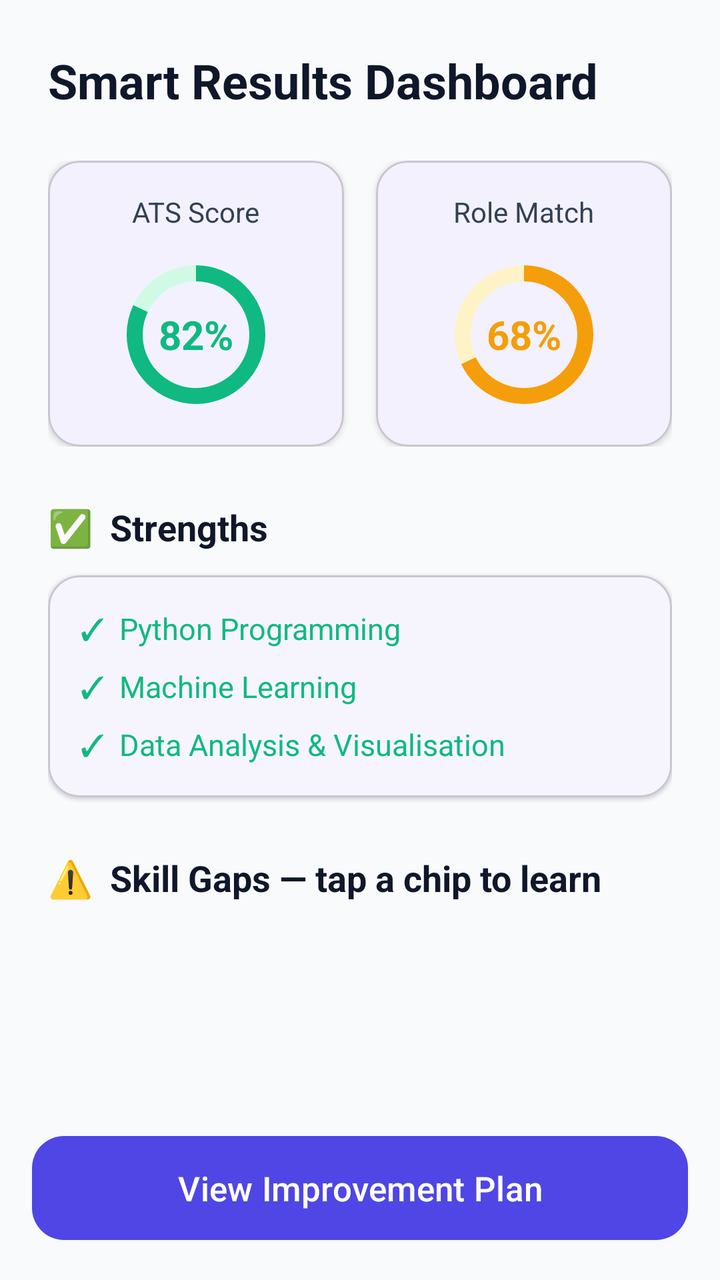
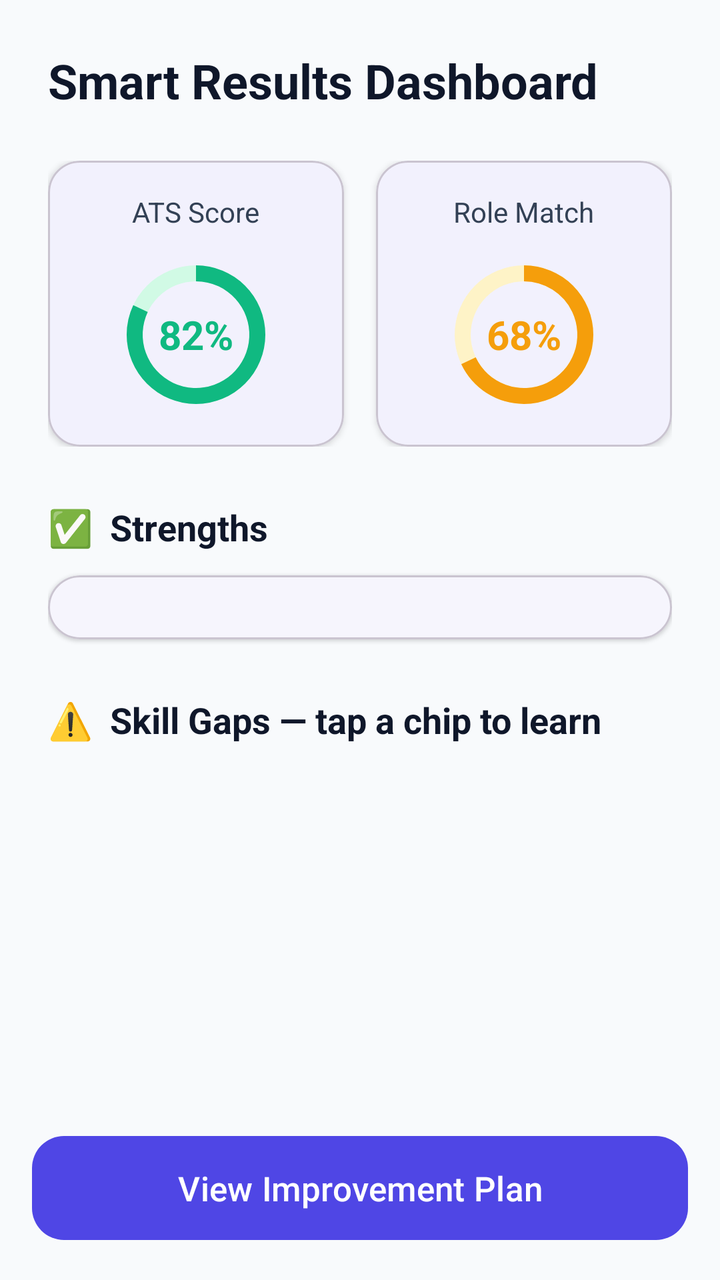

The first picture is an Android layout as it rendered before a commit; the second is the same layout after the commit. The layout source and the unified diff follow.
<!-- AndroidManifest.xml: application theme Theme.SkillSync -->
<!-- res/layout/fragment_results.xml -->
<?xml version="1.0" encoding="utf-8"?>
<androidx.constraintlayout.widget.ConstraintLayout xmlns:android="http://schemas.android.com/apk/res/android"
    xmlns:app="http://schemas.android.com/apk/res-auto"
    android:layout_width="match_parent"
    android:layout_height="match_parent"
    android:background="@color/background_gray">

    <ScrollView
        android:layout_width="match_parent"
        android:layout_height="match_parent"
        android:paddingBottom="80dp"
        android:clipToPadding="false">

        <LinearLayout
            android:layout_width="match_parent"
            android:layout_height="wrap_content"
            android:orientation="vertical"
            android:padding="24dp">

            <TextView
                android:id="@+id/tvResultsTitle"
                android:layout_width="wrap_content"
                android:layout_height="wrap_content"
                android:text="Smart Results Dashboard"
                android:textSize="24sp"
                android:textStyle="bold"
                android:textColor="@color/text_primary_dark" />

            <LinearLayout
                android:id="@+id/layoutScores"
                android:layout_width="match_parent"
                android:layout_height="wrap_content"
                android:orientation="horizontal"
                android:layout_marginTop="24dp">

                <com.google.android.material.card.MaterialCardView
                    android:layout_width="0dp"
                    android:layout_height="wrap_content"
                    android:layout_weight="1"
                    android:layout_marginEnd="8dp"
                    app:cardCornerRadius="16dp"
                    app:cardElevation="2dp">

                    <LinearLayout
                        android:layout_width="match_parent"
                        android:layout_height="wrap_content"
                        android:orientation="vertical"
                        android:gravity="center"
                        android:padding="16dp">

                        <TextView
                            android:layout_width="wrap_content"
                            android:layout_height="wrap_content"
                            android:text="ATS Score"
                            android:textColor="@color/text_secondary" />

                        <FrameLayout
                            android:layout_width="80dp"
                            android:layout_height="80dp"
                            android:layout_marginTop="12dp">

                            <ProgressBar
                                android:id="@+id/pbAts"
                                style="?android:attr/progressBarStyleHorizontal"
                                android:layout_width="match_parent"
                                android:layout_height="match_parent"
                                android:progressDrawable="@drawable/circular_progress_bar"
                                android:max="100"
                                android:progress="82" />

                            <TextView
                                android:id="@+id/tvAtsScore"
                                android:layout_width="wrap_content"
                                android:layout_height="wrap_content"
                                android:text="82%"
                                android:textSize="20sp"
                                android:textStyle="bold"
                                android:textColor="@color/success_green"
                                android:layout_gravity="center" />
                        </FrameLayout>
                    </LinearLayout>
                </com.google.android.material.card.MaterialCardView>

                <com.google.android.material.card.MaterialCardView
                    android:layout_width="0dp"
                    android:layout_height="wrap_content"
                    android:layout_weight="1"
                    android:layout_marginStart="8dp"
                    app:cardCornerRadius="16dp"
                    app:cardElevation="2dp">

                    <LinearLayout
                        android:layout_width="match_parent"
                        android:layout_height="wrap_content"
                        android:orientation="vertical"
                        android:gravity="center"
                        android:padding="16dp">

                        <TextView
                            android:layout_width="wrap_content"
                            android:layout_height="wrap_content"
                            android:text="Role Match"
                            android:textColor="@color/text_secondary" />

                        <FrameLayout
                            android:layout_width="80dp"
                            android:layout_height="80dp"
                            android:layout_marginTop="12dp">

                            <ProgressBar
                                android:id="@+id/pbRoleMatch"
                                style="?android:attr/progressBarStyleHorizontal"
                                android:layout_width="match_parent"
                                android:layout_height="match_parent"
                                android:progressDrawable="@drawable/circular_progress_bar_warning"
                                android:max="100"
                                android:progress="68" />

                            <TextView
                                android:id="@+id/tvRoleMatch"
                                android:layout_width="wrap_content"
                                android:layout_height="wrap_content"
                                android:text="68%"
                                android:textSize="20sp"
                                android:textStyle="bold"
                                android:textColor="@color/warning_amber"
                                android:layout_gravity="center" />
                        </FrameLayout>
                    </LinearLayout>
                </com.google.android.material.card.MaterialCardView>
            </LinearLayout>

            <TextView
                android:layout_width="wrap_content"
                android:layout_height="wrap_content"
                android:text="✅  Strengths"
                android:textSize="18sp"
                android:textStyle="bold"
                android:textColor="@color/text_primary_dark"
                android:layout_marginTop="28dp" />

            <com.google.android.material.card.MaterialCardView
                android:layout_width="match_parent"
                android:layout_height="wrap_content"
                android:layout_marginTop="12dp"
                app:cardCornerRadius="16dp"
                app:cardElevation="1dp">

                <LinearLayout
                    android:layout_width="match_parent"
                    android:layout_height="wrap_content"
                    android:orientation="vertical"
                    android:padding="16dp">

                    <TextView
                        android:layout_width="wrap_content"
                        android:layout_height="wrap_content"
                        android:text="✓  Python Programming"
                        android:textSize="15sp"
                        android:textColor="@color/success_green"
                        android:layout_marginBottom="8dp" />

                    <TextView
                        android:layout_width="wrap_content"
                        android:layout_height="wrap_content"
                        android:text="✓  Machine Learning"
                        android:textSize="15sp"
                        android:textColor="@color/success_green"
                        android:layout_marginBottom="8dp" />

                    <TextView
                        android:layout_width="wrap_content"
                        android:layout_height="wrap_content"
                        android:text="✓  Data Analysis &amp; Visualisation"
                        android:textSize="15sp"
                        android:textColor="@color/success_green" />
                </LinearLayout>
            </com.google.android.material.card.MaterialCardView>

            <TextView
                android:layout_width="wrap_content"
                android:layout_height="wrap_content"
                android:text="⚠️  Skill Gaps — tap a chip to learn"
                android:textSize="18sp"
                android:textStyle="bold"
                android:textColor="@color/text_primary_dark"
                android:layout_marginTop="28dp" />

            <com.google.android.material.chip.ChipGroup
                android:id="@+id/chipGroupGaps"
                android:layout_width="match_parent"
                android:layout_height="wrap_content"
                android:layout_marginTop="12dp"
                app:chipSpacingVertical="8dp" />

        </LinearLayout>
    </ScrollView>

    <com.google.android.material.button.MaterialButton
        android:id="@+id/btnImprovementPlan"
        android:layout_width="match_parent"
        android:layout_height="60dp"
        android:layout_margin="16dp"
        android:text="View Improvement Plan"
        android:textAllCaps="false"
        android:textSize="17sp"
        app:cornerRadius="16dp"
        app:backgroundTint="@color/primary"
        app:layout_constraintBottom_toBottomOf="parent"
        app:layout_constraintStart_toStartOf="parent"
        app:layout_constraintEnd_toEndOf="parent" />

</androidx.constraintlayout.widget.ConstraintLayout>
<!-- resources referenced by this layout -->
<resources>
  <color name="background_gray">#F8FAFC</color>
  <color name="primary">#4F46E5</color>
  <color name="success_green">#10B981</color>
  <color name="text_primary_dark">#0F172A</color>
  <color name="text_secondary">#334155</color>
  <color name="warning_amber">#F59E0B</color>
  <!-- drawable circular_progress_bar (drawable) -->
  <?xml version="1.0" encoding="utf-8"?>
  <layer-list xmlns:android="http://schemas.android.com/apk/res/android">
      <item>
          <shape
              android:shape="ring"
              android:thicknessRatio="10"
              android:useLevel="false">
              <solid android:color="#D1FAE5" /> 
          </shape>
      </item>
      <item>
          <rotate
              android:fromDegrees="270"
              android:toDegrees="270">
              <shape
                  android:shape="ring"
                  android:thicknessRatio="10"
                  android:useLevel="true">
                  <solid android:color="#10B981" /> 
              </shape>
          </rotate>
      </item>
  </layer-list>
  <!-- drawable circular_progress_bar_warning (drawable) -->
  <?xml version="1.0" encoding="utf-8"?>
  <layer-list xmlns:android="http://schemas.android.com/apk/res/android">
      <item>
          <shape
              android:shape="ring"
              android:thicknessRatio="10"
              android:useLevel="false">
              <solid android:color="#FEF3C7" /> 
          </shape>
      </item>
      <item>
          <rotate
              android:fromDegrees="270"
              android:toDegrees="270">
              <shape
                  android:shape="ring"
                  android:thicknessRatio="10"
                  android:useLevel="true">
                  <solid android:color="#F59E0B" /> 
              </shape>
          </rotate>
      </item>
  </layer-list>
  <style name="Theme.SkillSync" parent="Base.Theme.SkillSync" />
  <style name="Base.Theme.SkillSync" parent="Theme.Material3.DayNight.NoActionBar">
          <item name="colorPrimary">@color/primary</item>
          <item name="colorPrimaryVariant">@color/primary_variant</item>
          <item name="colorOnPrimary">@color/white</item>
          <item name="colorSecondary">@color/secondary</item>
          <item name="colorSurface">@color/background_light</item>
          <item name="colorOnSurface">@color/text_primary_dark</item>
          <item name="android:windowBackground">@color/background_gray</item>
      </style>
  <color name="primary_variant">#3730A3</color>
  <color name="white">#FFFFFFFF</color>
  <color name="secondary">#EC4899</color>
  <color name="background_light">#FFFFFF</color>
</resources>

<!-- the commit's change to res/layout/fragment_results.xml (unified diff, before → after) -->
@@ -147,33 +147,13 @@
                 app:cardElevation="1dp">
 
                 <LinearLayout
+                    android:id="@+id/layoutStrengths"
                     android:layout_width="match_parent"
                     android:layout_height="wrap_content"
                     android:orientation="vertical"
                     android:padding="16dp">
 
-                    <TextView
-                        android:layout_width="wrap_content"
-                        android:layout_height="wrap_content"
-                        android:text="✓  Python Programming"
-                        android:textSize="15sp"
-                        android:textColor="@color/success_green"
-                        android:layout_marginBottom="8dp" />
 
-                    <TextView
-                        android:layout_width="wrap_content"
-                        android:layout_height="wrap_content"
-                        android:text="✓  Machine Learning"
-                        android:textSize="15sp"
-                        android:textColor="@color/success_green"
-                        android:layout_marginBottom="8dp" />
-
-                    <TextView
-                        android:layout_width="wrap_content"
-                        android:layout_height="wrap_content"
-                        android:text="✓  Data Analysis &amp; Visualisation"
-                        android:textSize="15sp"
-                        android:textColor="@color/success_green" />
                 </LinearLayout>
             </com.google.android.material.card.MaterialCardView>
 
